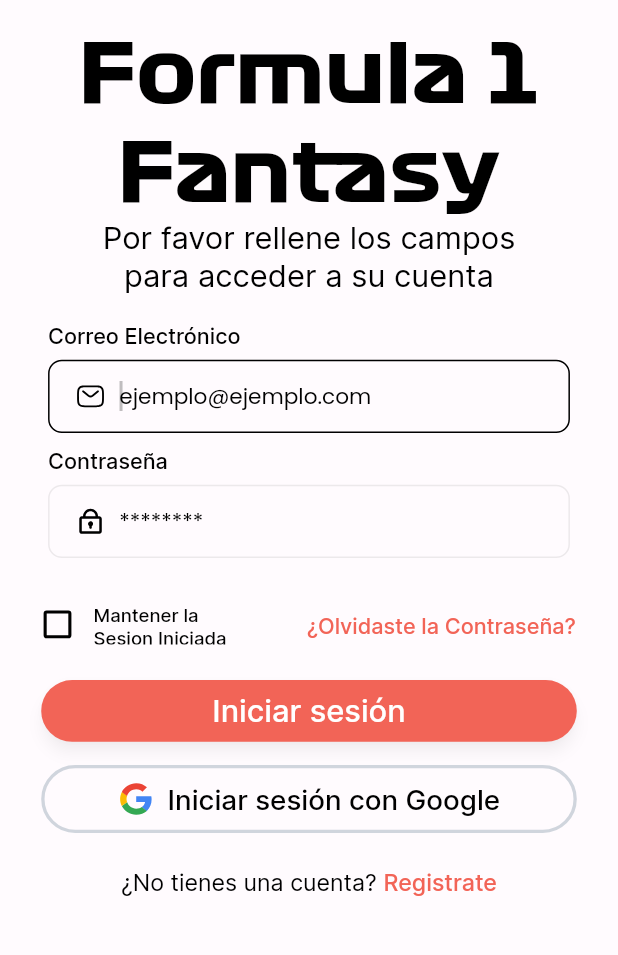
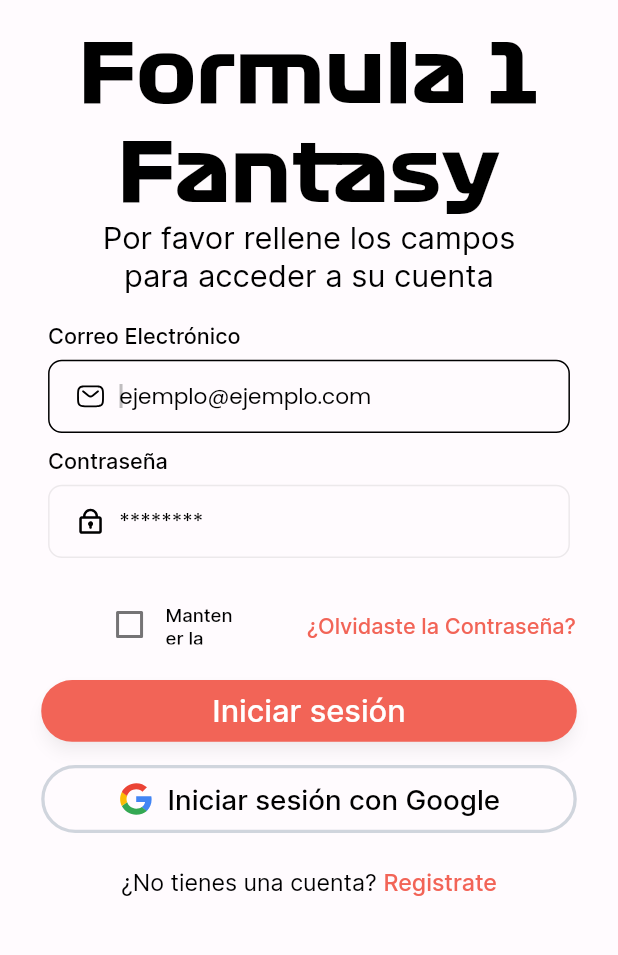
Before and after one commit to F1FantasyMulWeb/FantasyF1, a Flutter app: the screen it shows after launch, after a tap on "Vamos allá!", on a phone screen of 412 x 824 dp, the part 205-1160 px from its top. Run offline on Flutter 3.47's test engine with Material 2 defaults, Android fonts, the phone set to English and light mode, and no system bars; our stand-ins replace cached_network_image, flutter_svg, flutter_svg_provider.

Commit message:
Primeros avances -- Junior

```diff
--- a/lib/localization/app_localization.dart
+++ b/lib/localization/app_localization.dart
@@ -1,14 +1,14 @@
-import 'en_us/en_us_translations.dart';
 import 'package:flutter/foundation.dart';
 import 'package:flutter/cupertino.dart';
 import '../core/app_export.dart';
+import 'es_es/es_us_translations.dart';
 
 class AppLocalization {
   AppLocalization(this.locale);
 
   Locale locale;
 
-  static final Map<String, Map<String, String>> _localizedValues = {'en': enUs};
+  static final Map<String, Map<String, String>> _localizedValues = {'es': esEs};
 
   static AppLocalization of() {
     return Localizations.of<AppLocalization>(
--- a/lib/localization/en_us/en_us_translations.dart
+++ b/lib/localization/es_es/es_us_translations.dart
@@ -1,4 +1,4 @@
-final Map<String, String> enUs = {
+final Map<String, String> esEs = {
   // preLoginScreen Screen
   "lbl_vamos_all": "Vamos allá!",
   "msg_bienvenido_a_formula": "¡Bienvenido a\nFormula 1 Fantasy!",
--- a/lib/main.dart
+++ b/lib/main.dart
@@ -12,7 +12,7 @@ void main() {
     DeviceOrientation.portraitUp,
   ]);
 
-  ///Please update theme as per your need if required.
+
   ThemeHelper().changeTheme('primary');
   runApp(MyApp());
 }
@@ -33,7 +33,7 @@ class MyApp extends StatelessWidget {
       ],
       supportedLocales: [
         Locale(
-          'en',
+          'es',
           '',
         ),
       ],
--- a/lib/presentation/loginscreen_screen/loginscreen_screen.dart
+++ b/lib/presentation/loginscreen_screen/loginscreen_screen.dart
@@ -5,14 +5,20 @@ import 'package:fantasyf1/widgets/custom_text_form_field.dart';
 import 'package:flutter/material.dart';
 
 // ignore_for_file: must_be_immutable
-class LoginscreenScreen extends StatelessWidget {
+class LoginscreenScreen extends StatefulWidget {
   LoginscreenScreen({Key? key}) : super(key: key);
 
+  @override
+  _LoginscreenScreenState createState() => _LoginscreenScreenState();
+}
+
+class _LoginscreenScreenState extends State<LoginscreenScreen> {
   TextEditingController emailController = TextEditingController();
 
   TextEditingController passwordController = TextEditingController();
 
   GlobalKey<FormState> _formKey = GlobalKey<FormState>();
+  bool _isChecked = false;
 
   @override
   Widget build(BuildContext context) {
@@ -93,21 +99,18 @@ class LoginscreenScreen extends StatelessWidget {
                                                 hintText:
                                                     "msg_ejemplo_ejemplo_com"
                                                         .tr,
-                                                  textInputType: TextInputType
-                                                      .emailAddress,
+                                                textInputType:
+                                                    TextInputType.emailAddress,
                                                 prefix: Container(
-                                                      margin:
-                                                          EdgeInsets.fromLTRB(
-                                                              16.h,
-                                                              14.v,
-                                                              8.h,
-                                                              14.v),
+                                                    margin: EdgeInsets.fromLTRB(
+                                                        16.h, 14.v, 8.h, 14.v),
                                                     child: CustomImageView(
                                                         svgPath: ImageConstant
                                                             .imgEmail)),
                                                 prefixConstraints:
                                                     BoxConstraints(
-                                                          maxHeight: 48.v)),
+                                                        maxHeight: 48.v),
+                                              ),
                                               SizedBox(height: 10.v),
                                               Text("lbl_contrase_a".tr,
                                                   style: theme
@@ -159,50 +162,89 @@ class LoginscreenScreen extends StatelessWidget {
                                                       width: 311.h,
                                                       child: Stack(
                                                           alignment: Alignment
-                                                              .centerLeft,
+                                                              .centerRight,
                                                           children: [
                                                             Align(
-                                                                alignment:
-                                                                    Alignment
-                                                                        .center,
-                                                                child:
-                                                                    Container(
-                                                                        margin: EdgeInsets.symmetric(
-                                                                            vertical: 1
-                                                                                .v),
-                                                                        padding: EdgeInsets.symmetric(
-                                                                            vertical: 2
-                                                                                .v),
+                                                              alignment: Alignment
+                                                                  .centerRight,
+                                                              child: Container(
+                                                                margin: EdgeInsets
+                                                                    .symmetric(
+                                                                        vertical:
+                                                                            1.v),
+                                                                padding: EdgeInsets
+                                                                    .symmetric(
+                                                                        vertical:
+                                                                            2.v),
                                                                 child: Row(
                                                                   mainAxisAlignment:
-                                                                                MainAxisAlignment.spaceBetween,
+                                                                      MainAxisAlignment
+                                                                          .end,
                                                                   children: [
-                                                                              CustomImageView(svgPath: ImageConstant.imgComputer, height: 20.adaptSize, width: 20.adaptSize),
                                                                     GestureDetector(
-                                                                                  onTap: () {
-                                                                                    onTapTxtOlvidastelacont(context);
+                                                                      onTap:
+                                                                          () {
+                                                                        onTapTxtOlvidastelacont(
+                                                                            context);
                                                                       },
-                                                                                  child: Padding(padding: EdgeInsets.only(top: 2.v), child: Text("msg_olvidaste_la_contrase_a".tr, style: CustomTextStyles.titleSmallRed400)))
-                                                                            ]))),
+                                                                      child:
+                                                                          Padding(
+                                                                        padding:
+                                                                            EdgeInsets.only(top: 2.v),
+                                                                        child: Text(
+                                                                            "msg_olvidaste_la_contrase_a"
+                                                                                .tr,
+                                                                            style:
+                                                                                CustomTextStyles.titleSmallRed400),
+                                                                      ),
+                                                                    )
+                                                                  ],
+                                                                ),
+                                                              ),
+                                                            ),
                                                             Align(
                                                               alignment: Alignment
                                                                   .centerLeft,
                                                               child: Container(
                                                                 width: 86.h,
-                                                                    margin: EdgeInsets.only(
+                                                                margin: EdgeInsets
+                                                                    .only(
                                                                         left: 30
                                                                             .h),
+                                                                child: Row(
+                                                                  children: <Widget>[
+                                                                    Checkbox(
+                                                                      value:
+                                                                          _isChecked,
+                                                                      onChanged:
+                                                                          (bool?
+                                                                              value) {
+                                                                        if (value !=
+                                                                            null) {
+                                                                          setState(
+                                                                              () {
+                                                                            _isChecked =
+                                                                                value;
+                                                                          });
+                                                                        }
+                                                                      },
+                                                                    ),
+                                                                    Expanded(
                                                                       child: Text(
                                                                           "msg_mantener_la_sesion"
                                                                               .tr,
                                                                           maxLines:
                                                                               2,
-                                                                        overflow:
-                                                                            TextOverflow
+                                                                          overflow: TextOverflow
                                                                               .ellipsis,
                                                                           style: theme
                                                                               .textTheme
-                                                                            .labelLarge)))
+                                                                              .labelLarge),
+                                                                    )
+                                                                  ],
+                                                                ),
+                                                              ),
+                                                            )
                                                           ])))
                                             ])),
                                     SizedBox(height: 23.v),
--- a/lib/widgets/custom_text_form_field.dart
+++ b/lib/widgets/custom_text_form_field.dart
@@ -91,7 +91,7 @@ class CustomTextFormField extends StatelessWidget {
       controller: controller,
       focusNode: focusNode ?? FocusNode(),
       autofocus: autofocus!,
-          style: textStyle ?? CustomTextStyles.bodyMediumOnErrorContainer,
+      style: textStyle ?? TextStyle(color: Colors.black),
       obscureText: obscureText!,
       textInputAction: textInputAction,
       keyboardType: textInputType,
@@ -100,6 +100,8 @@ class CustomTextFormField extends StatelessWidget {
       validator: validator,
     ),
   );
+
+
   InputDecoration get decoration => InputDecoration(
         hintText: hintText ?? "",
         hintStyle: hintStyle ?? theme.textTheme.bodyMedium,
```
Lines whose indentation alone changed are shown as unchanged.
